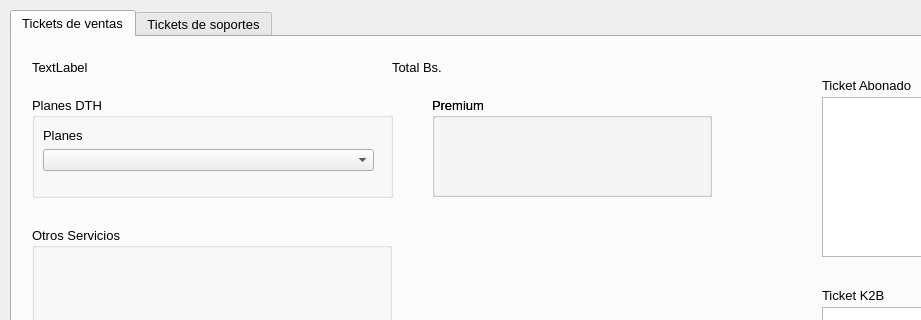
Before: the Qt Designer form modules/Dth/dth.ui in ceeck65/assistent-inter-app, drawn with Qt 5; both pictures show x 0 to 921 and y 0 to 320 of the 1333 by 721 pixel window.
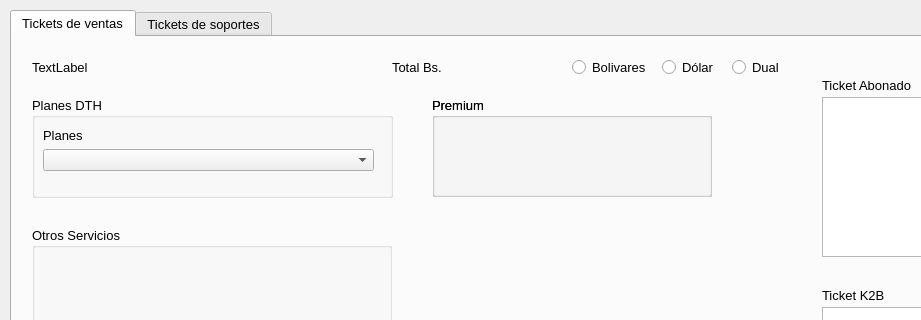
After: the same form once the commit is applied. The open tabs and pages were chosen to show the change. Icons and pictures are not drawn.

```diff
--- a/modules/Dth/dth.ui
+++ b/modules/Dth/dth.ui
@@ -134,7 +134,7 @@
       <rect>
        <x>20</x>
        <y>20</y>
-       <width>671</width>
+       <width>561</width>
        <height>20</height>
       </rect>
      </property>
@@ -171,7 +171,7 @@
       <rect>
        <x>380</x>
        <y>20</y>
-       <width>201</width>
+       <width>181</width>
        <height>20</height>
       </rect>
      </property>
@@ -303,6 +303,45 @@
      </property>
      <layout class="QGridLayout" name="gridLayout_7"/>
     </widget>
+    <widget class="QRadioButton" name="only_ved_dth">
+     <property name="geometry">
+      <rect>
+       <x>560</x>
+       <y>10</y>
+       <width>81</width>
+       <height>41</height>
+      </rect>
+     </property>
+     <property name="text">
+      <string>Bolivares</string>
+     </property>
+    </widget>
+    <widget class="QRadioButton" name="only_usd_dth">
+     <property name="geometry">
+      <rect>
+       <x>650</x>
+       <y>10</y>
+       <width>61</width>
+       <height>41</height>
+      </rect>
+     </property>
+     <property name="text">
+      <string>Dólar</string>
+     </property>
+    </widget>
+    <widget class="QRadioButton" name="dual_dth">
+     <property name="geometry">
+      <rect>
+       <x>720</x>
+       <y>10</y>
+       <width>61</width>
+       <height>41</height>
+      </rect>
+     </property>
+     <property name="text">
+      <string>Dual</string>
+     </property>
+    </widget>
    </widget>
    <widget class="QWidget" name="tab_2">
     <attribute name="icon">
```
Left out of the diff: 22 changed lines with no effect on the pictures.
